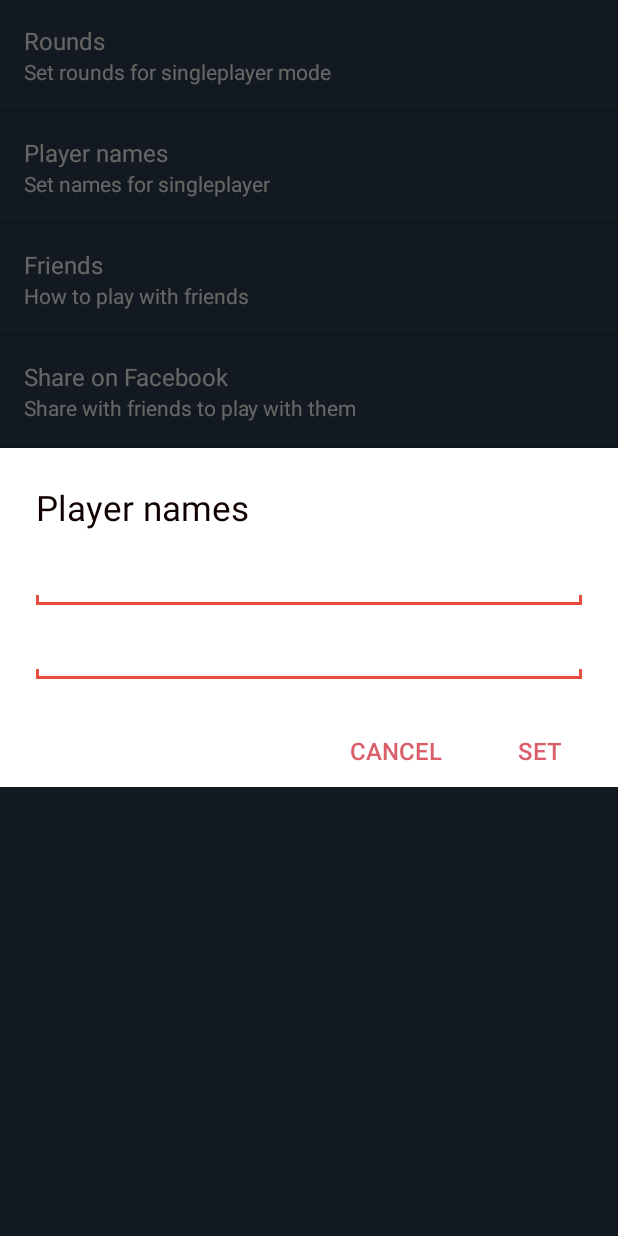
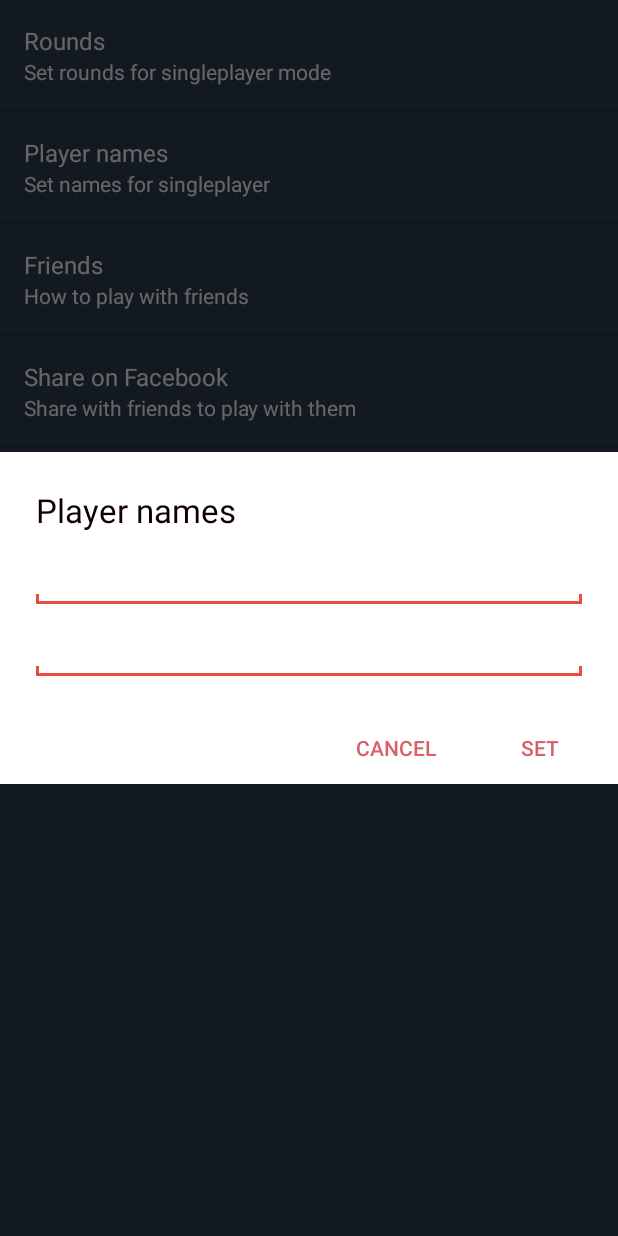
Before and after one commit to SlothStd/2Truth-1Lie, an Android app: the Settings screen opened directly, with no data from a screen before it, after a tap on "Player names", on a phone screen of 412 x 824 dp. Run offline under Robolectric (Android 15) with nearby library versions, the phone set to English and light mode, and no system bars.

Commit message:
updaterino
hihi

```diff
--- a/app/src/main/res/layout/activity_main.xml
+++ b/app/src/main/res/layout/activity_main.xml
@@ -5,7 +5,7 @@
     android:layout_height="match_parent"
     android:background="@color/darker_bg"
     android:orientation="vertical"
-    android:weightSum="2"
+    android:weightSum="3"
     android:id="@+id/mainMainLayout">
 
     <com.google.android.gms.ads.AdView
@@ -26,12 +26,12 @@
         android:layout_centerHorizontal="true"
         android:layout_weight="1"
         android:src="@drawable/title"
-        android:visibility="gone" />
+        android:visibility="visible" />
 
     <LinearLayout
         android:layout_width="wrap_content"
         android:layout_height="wrap_content"
-        android:layout_weight="2"
+        android:layout_weight="1"
         android:layout_gravity="center"
         android:gravity="center_vertical|center_horizontal"
         android:orientation="horizontal"
--- a/app/src/main/res/layout/custom_dialog.xml
+++ b/app/src/main/res/layout/custom_dialog.xml
@@ -9,7 +9,7 @@
         android:layout_width="match_parent"
         android:layout_height="wrap_content"
         android:text="Exit to main menu"
-        android:textSize="22dp"
+        android:textSize="21dp"
         android:layout_marginTop="24dp"
         android:layout_marginRight="24dp"
         android:layout_marginLeft="24dp"
@@ -44,7 +44,7 @@
             android:layout_height="wrap_content"
             android:layout_marginBottom="5dp"
             android:text="CANCEL"
-            android:textSize="15sp"
+            android:textSize="14sp"
             android:textColor="@color/coolRed"
             android:layout_marginRight="8dp"
             android:background="@android:color/transparent"/>
@@ -54,7 +54,7 @@
             android:layout_width="wrap_content"
             android:layout_height="wrap_content"
             android:text="GOT IT"
-            android:textSize="15sp"
+            android:textSize="14sp"
             android:textColor="@color/coolRed"
             android:layout_marginBottom="5dp"
             android:layout_marginRight="8dp"
--- a/app/src/main/res/layout/dialog_player_names.xml
+++ b/app/src/main/res/layout/dialog_player_names.xml
@@ -16,7 +16,7 @@
             android:id="@+id/info"
             android:layout_width="match_parent"
             android:layout_height="wrap_content"
-            android:textSize="23sp"
+            android:textSize="22sp"
             android:layout_marginLeft="24dp"
             android:layout_marginTop="24dp"
             android:layout_marginBottom="20dp"
@@ -37,8 +37,8 @@
                 android:layout_width="match_parent"
                 android:layout_height="wrap_content"
                 android:layout_marginBottom="10dp"
-                android:textColor="@color/black_overlay"
-                android:textSize="20sp"
+                android:textColor="#99000000"
+                android:textSize="19sp"
                 android:gravity="bottom"
                 android:paddingLeft="7dp"
                 android:background="@drawable/edittext_player_names"
@@ -53,9 +53,9 @@
                 android:layout_marginTop="10dp"
                 android:layout_height="wrap_content"
                 android:layout_below="@+id/player1ET"
-                android:textColor="@color/black_overlay"
+                android:textColor="#99000000"
                 android:background="@drawable/edittext_player_names"
-                android:textSize="20sp"
+                android:textSize="19sp"
                 android:paddingLeft="7dp"
                 android:gravity="bottom"
                 android:text="Player 2"/>
@@ -79,7 +79,7 @@
             android:layout_width="wrap_content"
             android:layout_height="wrap_content"
             android:text="CANCEL"
-            android:textSize="16sp"
+            android:textSize="14sp"
             android:layout_marginRight="8dp"
             android:textColor="@color/coolRed"
             android:background="@android:color/transparent" />
@@ -90,7 +90,7 @@
             android:layout_height="wrap_content"
             android:text="SET"
             android:layout_marginRight="8dp"
-            android:textSize="16sp"
+            android:textSize="14sp"
             android:textColor="@color/coolRed"
             android:background="@android:color/transparent"/>
 
--- a/app/src/main/res/values/strings.xml
+++ b/app/src/main/res/values/strings.xml
@@ -117,10 +117,10 @@
     <string name="its_a_tie">It\'s a tie!</string>
     <string name="you_win">You win!</string>
     <string name="you_lose">You lose!</string>
-    <string name="play_msg">Choose an opponent to start a game with</string>
-    <string name="check_games_msg">Look at your ongoing games</string>
+    <string name="play_msg">Choose an opponent and play</string>
+    <string name="check_games_msg">Check for ongoing games</string>
     <string name="play">Play</string>
-    <string name="sign_out_msg">Sign out of the app with your Google account</string>
+    <string name="sign_out_msg">Sign out of your Google account</string>
     <string name="no_more_game_tokens">No more Game Tokens!</string>
     <string name="no_more_game_tokens_message">You have run out of game tokens. To start another game, watch a sponsored video or buy a premium account.</string>
     <string name="buy">Buy</string>
```
Also changed, not shown: app/src/main/java/slothstd/twotruthsonelie/MpWifi.java (+11 -0 lines), app/src/main/res/layout/mp_wifi.xml (+13 -5 lines), app/src/main/res/drawable-xxhdpi/check_games.png, app/src/main/res/drawable-xxhdpi/play.png, app/src/main/res/drawable-xxhdpi/signed_in.png.
